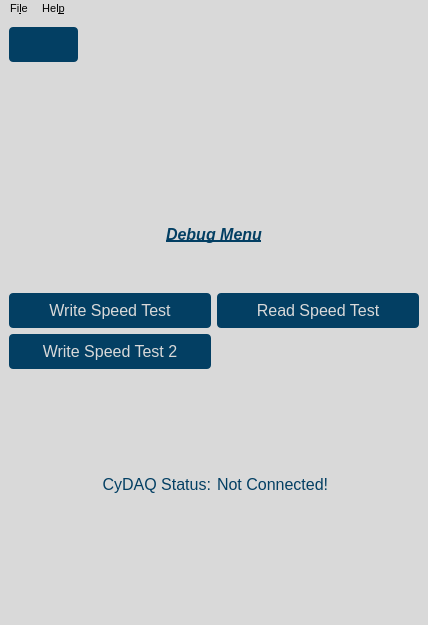
Above: gui/qtdesigner/Debug.ui from wyattduber/CyDAQ before the change. Below: the same form after it.
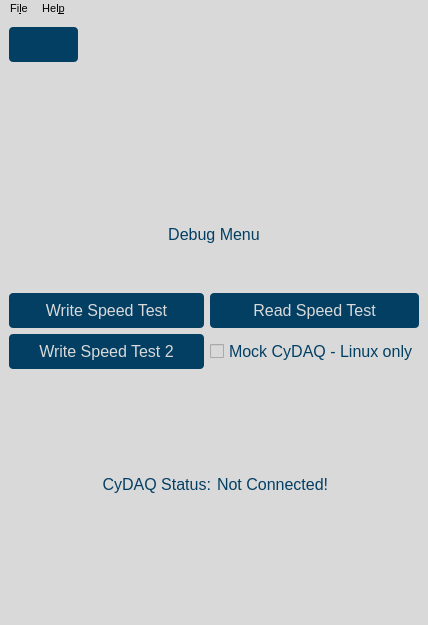
That is the form after the change. Icons and pictures are not drawn.

Commit message: debug mode now supported by UI. Linux only.

```diff
--- a/gui/qtdesigner/Debug.ui
+++ b/gui/qtdesigner/Debug.ui
@@ -119,10 +119,6 @@
          <font>
           <family>Segoe UI</family>
           <pointsize>-1</pointsize>
-          <weight>75</weight>
-          <italic>true</italic>
-          <bold>true</bold>
-          <underline>true</underline>
          </font>
         </property>
         <property name="lineWidth">
@@ -161,6 +157,19 @@
         </property>
        </widget>
       </item>
+      <item row="1" column="1">
+       <widget class="QCheckBox" name="mock_checkBox">
+        <property name="enabled">
+         <bool>true</bool>
+        </property>
+        <property name="text">
+         <string>Mock CyDAQ - Linux only</string>
+        </property>
+        <property name="checked">
+         <bool>false</bool>
+        </property>
+       </widget>
+      </item>
      </layout>
     </item>
     <item>
```
The commit also changes 7 other files.
